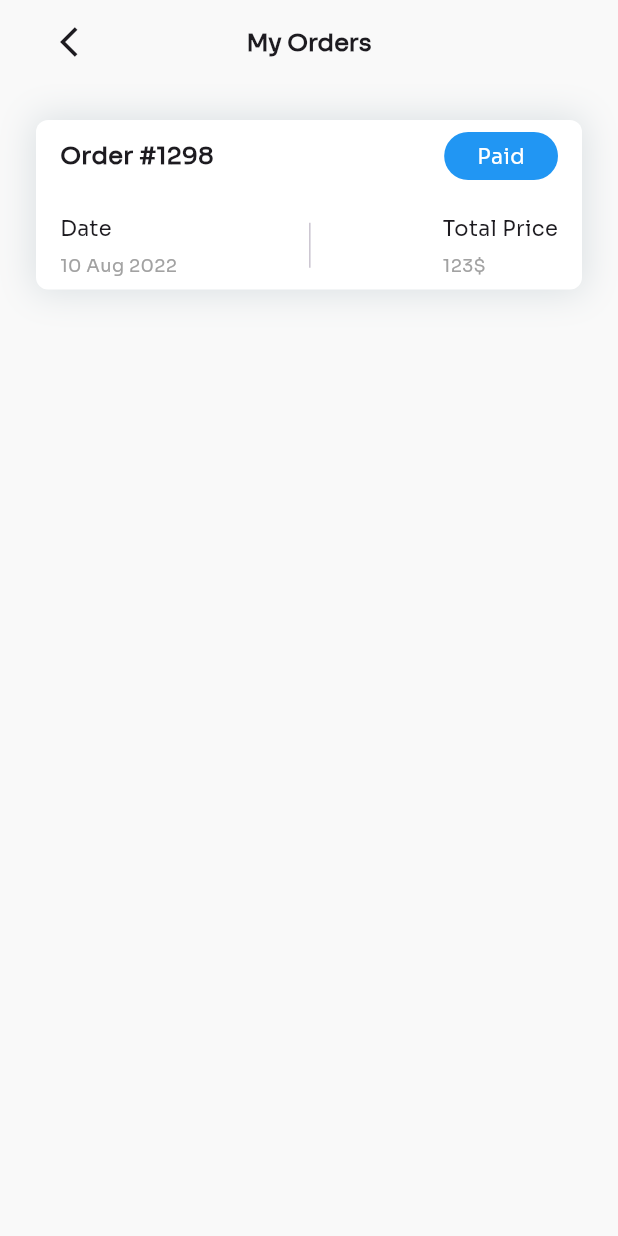
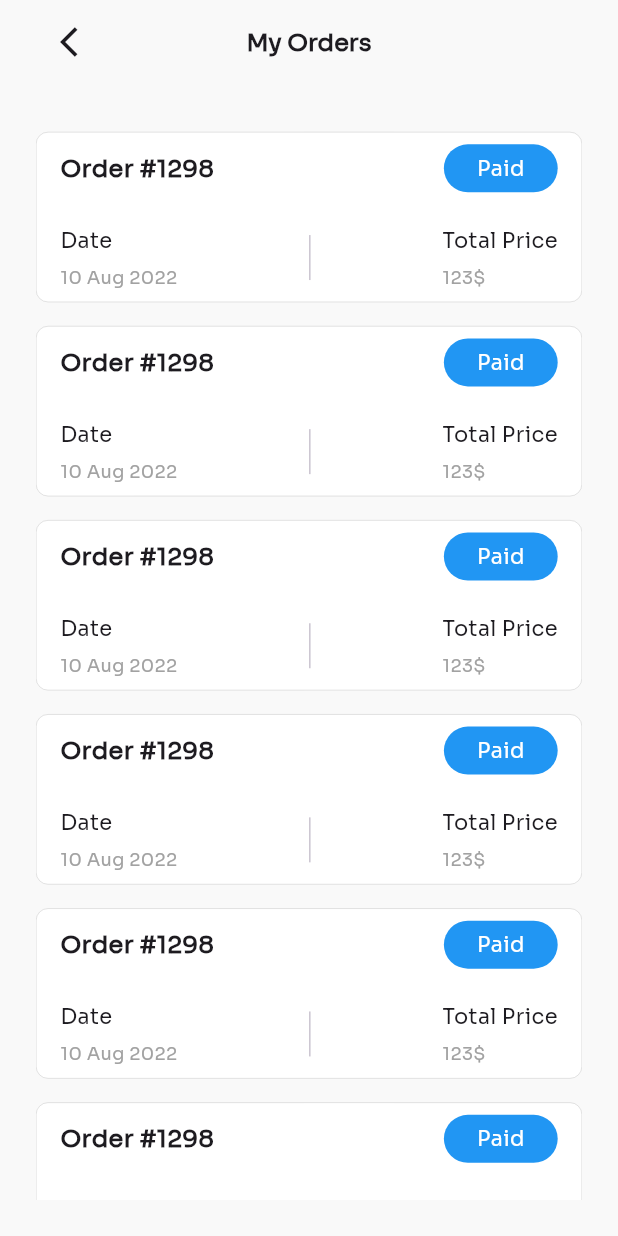
Before and after one commit to Mohamad-Ammis/coffe_shop_app, a Flutter app: the OrderView screen opened by its route, on a phone screen of 412 x 824 dp. Run offline on Flutter 3.47's test engine with Material 3 defaults, Android fonts, the light colour scheme and no system bars; our stand-ins replace awesome_snackbar_content, bloc, cached_network_image, cloud_firestore, dartz, dio and 12 more; missing offline and left inert: flutter_facebook_auth, flutter_stripe; accounts and stored records are empty.

Commit message:
finish order page ui

```diff
--- a/lib/core/models/order_model.dart
+++ b/lib/core/models/order_model.dart
@@ -5,10 +5,12 @@ class OrderModel {
   final num price;
   final num totalItems;
   final String createdAt;
+  final String status;
   final List<Map<String, dynamic>> products;
 
   OrderModel(
       {required this.clientId,
+      required this.status,
       required this.currency,
       required this.price,
       required this.totalItems,
@@ -22,20 +24,8 @@ class OrderModel {
       "currency": currency,
       "total_items": totalItems,
       "created_at": DateTime.now().toString(),
+      "status":status,
       "products":products
-      //  [
-      //   {
-      //     'name': 'product',
-      //     'category ': 'Espresso',
-      //     'description': 'desc',
-      //     'image ': 'image',
-      //     'price': 19,
-      //     'average_rate': 2.1,
-      //     'rate_counts': 12,
-      //     'sizes ': ["s", "m", "l"]
-      //   },
-      //   {}
-      // ]
     };
   }
 }
--- a/lib/features/home/presentation/views/widgets/product_details_widgets/pay_button_bloc_consumer.dart
+++ b/lib/features/home/presentation/views/widgets/product_details_widgets/pay_button_bloc_consumer.dart
@@ -68,12 +68,12 @@ class PayButtonBlocConsumer extends StatelessWidget {
           firebaseService.add(
               collectionName: kOrdersCollection,
               item: OrderModel(
-                  clientId: 'clientId',
+                  clientId: userInfo!.getString('payment_token') ?? '',
                   currency: kPaymentCurrency,
                   price: product.price,
                   totalItems: 1,
                   createdAt: DateTime.now().toString(),
-                  products: [product.toJson()]).toJson());
+                  products: [product.toJson()], status: 'Paid').toJson());
         } else if (state is CheckoutFailure) {
           log(state.errMessage);
           ScaffoldMessenger.of(context)
--- a/lib/features/orders/presentation/views/order_view.dart
+++ b/lib/features/orders/presentation/views/order_view.dart
@@ -8,7 +8,7 @@ class OrderView extends StatelessWidget {
 
   @override
   Widget build(BuildContext context) {
-    return Scaffold(
+    return const Scaffold(
       backgroundColor: kBackgroundColor,
       appBar: CustomAppbar(
         title: 'My Orders',
--- a/lib/features/orders/presentation/views/widgets/order_card.dart
+++ b/lib/features/orders/presentation/views/widgets/order_card.dart
@@ -1,4 +1,4 @@
-
+import 'package:coffe_shop/constans.dart';
 import 'package:coffe_shop/core/utils/extensions.dart';
 import 'package:coffe_shop/features/orders/presentation/views/widgets/order_card_header.dart';
 import 'package:coffe_shop/features/orders/presentation/views/widgets/order_card_info_section.dart';
@@ -12,18 +12,17 @@ class OrderCard extends StatelessWidget {
   @override
   Widget build(BuildContext context) {
     return Container(
-      padding: EdgeInsets.symmetric(vertical: 8, horizontal: 16),
-      decoration: BoxDecoration(boxShadow: [
-        BoxShadow(
-            blurRadius: 20,
-            spreadRadius: 2,
-            color: Colors.blueGrey.withOpacity(.2))
-      ], color: Colors.white, borderRadius: BorderRadius.circular(8)),
+      margin: const EdgeInsets.symmetric(vertical: 8),
+      padding: const EdgeInsets.symmetric(vertical: 8, horizontal: 16),
+      decoration: BoxDecoration(
+          border: Border.all(width: .2, color: kLightSubTitleColor),
+          color: Colors.white,
+          borderRadius: BorderRadius.circular(8)),
       child: Column(
         children: [
-          OrderCardHeader(),
+          const OrderCardHeader(),
           22.verticalSizedBox,
-          OrderCardInfoSection()
+          const OrderCardInfoSection()
         ],
       ),
     );
--- a/lib/features/orders/presentation/views/widgets/order_card_header.dart
+++ b/lib/features/orders/presentation/views/widgets/order_card_header.dart
@@ -12,7 +12,7 @@ class OrderCardHeader extends StatelessWidget {
     return Row(
       mainAxisAlignment: MainAxisAlignment.spaceBetween,
       children: [
-        Text(
+        const Text(
           'Order #1298',
           style: Styles.style16SemiBold,
         ),
@@ -21,7 +21,7 @@ class OrderCardHeader extends StatelessWidget {
               color: Colors.blue,
               borderRadius: BorderRadius.circular(999)),
           padding:
-              EdgeInsets.symmetric(horizontal: 22, vertical: 6),
+              const EdgeInsets.symmetric(horizontal: 22, vertical: 6),
           child: Text(
             'Paid',
             style:
--- a/lib/features/orders/presentation/views/widgets/order_card_info_section.dart
+++ b/lib/features/orders/presentation/views/widgets/order_card_info_section.dart
@@ -9,7 +9,7 @@ class OrderCardInfoSection extends StatelessWidget {
 
   @override
   Widget build(BuildContext context) {
-    return Row(
+    return const Row(
       mainAxisAlignment: MainAxisAlignment.spaceBetween,
       children: [
         OrderCardInfoItem(
--- /dev/null
+++ b/lib/features/orders/presentation/views/widgets/orders_list_view.dart
@@ -0,0 +1,18 @@
+
+import 'package:coffe_shop/features/orders/presentation/views/widgets/order_card.dart';
+import 'package:flutter/material.dart';
+
+class OrdersListView extends StatelessWidget {
+  const OrdersListView({
+    super.key,
+  });
+
+  @override
+  Widget build(BuildContext context) {
+    return ListView.builder(
+      itemBuilder: (context, index) {
+        return const OrderCard();
+      },
+    );
+  }
+}
--- a/lib/features/orders/presentation/views/widgets/orders_view_body.dart
+++ b/lib/features/orders/presentation/views/widgets/orders_view_body.dart
@@ -1,8 +1,5 @@
 import 'package:coffe_shop/constans.dart';
-import 'package:coffe_shop/core/utils/app_style.dart';
-import 'package:coffe_shop/core/utils/extensions.dart';
-import 'package:coffe_shop/features/home/presentation/views/widgets/home_widgets/product_card.dart';
-import 'package:coffe_shop/features/orders/presentation/views/widgets/order_card.dart';
+import 'package:coffe_shop/features/orders/presentation/views/widgets/orders_list_view.dart';
 import 'package:flutter/material.dart';
 
 class OrdersViewBody extends StatelessWidget {
@@ -10,11 +7,9 @@ class OrdersViewBody extends StatelessWidget {
 
   @override
   Widget build(BuildContext context) {
-    return Padding(
-      padding: const EdgeInsets.all(kMainPagePadding),
-      child: Column(
-        children: [OrderCard()],
-      ),
+    return const Padding(
+      padding: EdgeInsets.all(kMainPagePadding),
+      child: OrdersListView(),
     );
   }
 }
```
